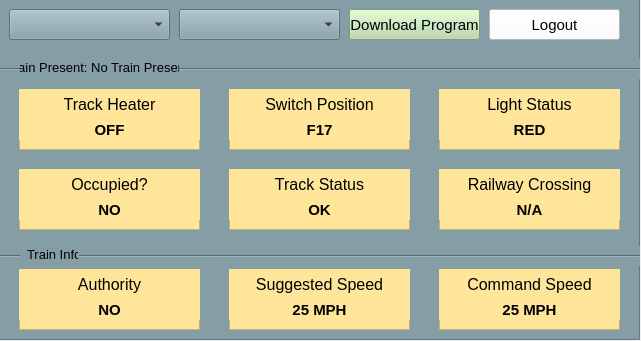
aet37/ECE1140-Project, file src/UI/SWTrackController/track_controller.ui: the form before one commit.
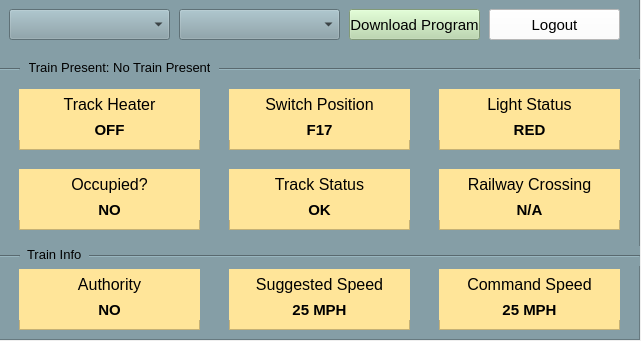
The form after the commit.

Commit message: Update Luke's Font Size

Diff of the .ui file:
```diff
--- a/src/UI/SWTrackController/track_controller.ui
+++ b/src/UI/SWTrackController/track_controller.ui
@@ -670,7 +670,7 @@
     <widget class="QLabel" name="train_presence_label">
      <property name="geometry">
       <rect>
-       <x>8</x>
+       <x>30</x>
        <y>58</y>
        <width>181</width>
        <height>21</height>
@@ -691,9 +691,9 @@
     <widget class="Line" name="line">
      <property name="geometry">
       <rect>
-       <x>80</x>
+       <x>90</x>
        <y>247</y>
-       <width>561</width>
+       <width>551</width>
        <height>20</height>
       </rect>
      </property>
@@ -706,7 +706,7 @@
       <rect>
        <x>28</x>
        <y>245</y>
-       <width>51</width>
+       <width>61</width>
        <height>20</height>
       </rect>
      </property>
@@ -748,9 +748,9 @@
     <widget class="Line" name="line_4">
      <property name="geometry">
       <rect>
-       <x>180</x>
+       <x>220</x>
        <y>60</y>
-       <width>461</width>
+       <width>421</width>
        <height>20</height>
       </rect>
      </property>
```
Left out of the diff: 10 changed lines with no effect on the pictures.
